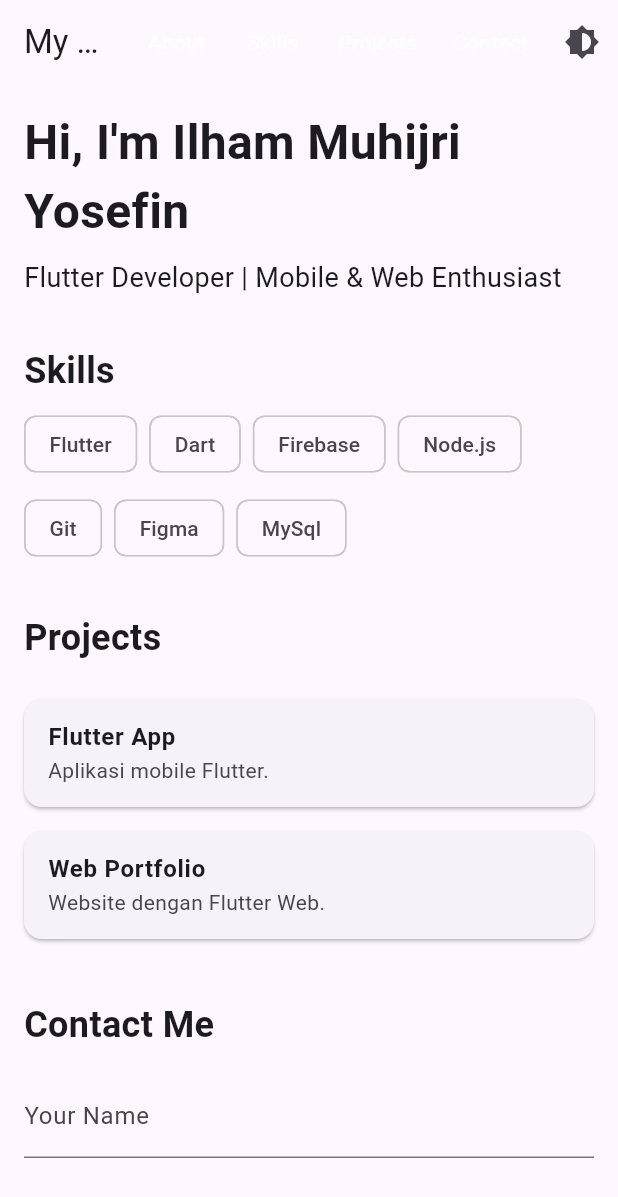
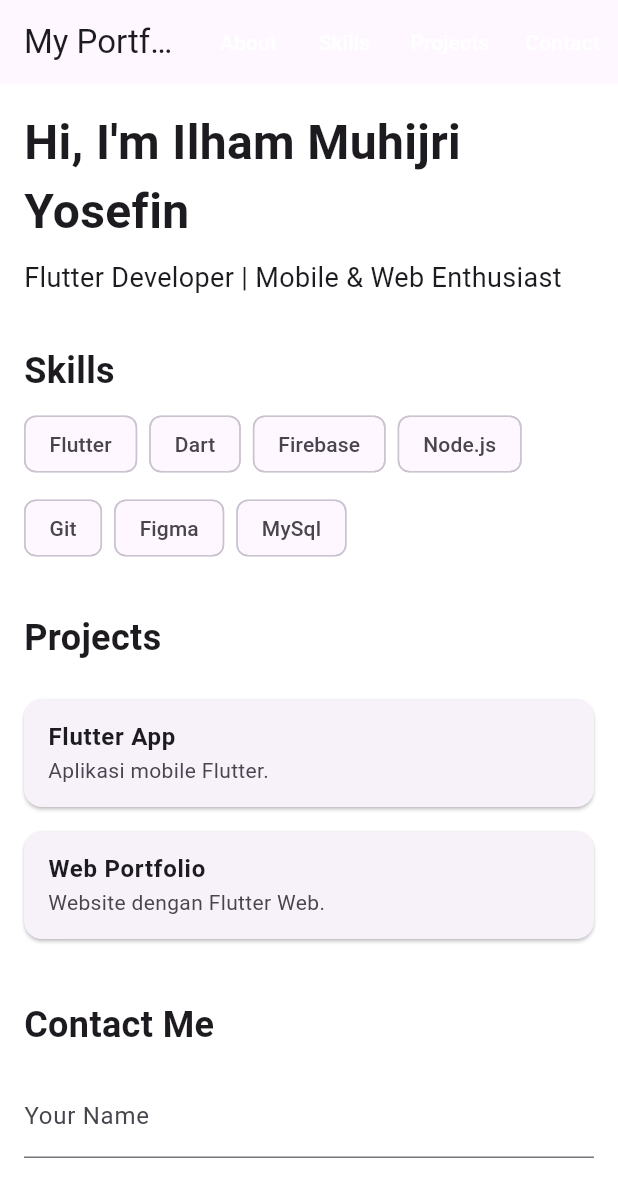
Before and after one commit to ilahammu/MyPorto, a Flutter app: the screen it shows after launch, on a phone screen of 412 x 824 dp. Shown: the top 1197 px of the screen. Run offline on Flutter 3.47's test engine with Material 3 defaults, Android fonts, the phone set to English and light mode, and no system bars; our stand-ins replace equatable, flutter_bloc.

Commit message:
sudah build

```diff
--- a/lib/Blocs/theme/theme.dart
+++ /dev/null
@@ -1,14 +0,0 @@
-import 'package:flutter/material.dart';
-import 'package:flutter_bloc/flutter_bloc.dart';
-
-abstract class ThemeEvent {}
-
-class ToggleTheme extends ThemeEvent {}
-
-class ThemeBloc extends Bloc<ThemeEvent, ThemeMode> {
-  ThemeBloc() : super(ThemeMode.light) {
-    on<ToggleTheme>((event, emit) {
-      emit(state == ThemeMode.dark ? ThemeMode.light : ThemeMode.dark);
-    });
-  }
-}
--- a/lib/main.dart
+++ b/lib/main.dart
@@ -1,6 +1,5 @@
 import 'package:flutter/material.dart';
 import 'package:flutter_bloc/flutter_bloc.dart';
-import 'blocs/theme/theme.dart';
 import 'blocs/navigation/navigation.dart';
 import 'blocs/project/project_bloc.dart';
 import 'blocs/contact/contact_form_bloc.dart';
@@ -9,7 +8,6 @@ import 'pages/home_page.dart';
 void main() {
   runApp(MultiBlocProvider(
     providers: [
-      BlocProvider(create: (_) => ThemeBloc()),
       BlocProvider(create: (_) => NavigationCubit()),
       BlocProvider(create: (_) => ProjectBloc()..add(LoadProjects())),
       BlocProvider(create: (_) => ContactFormBloc()),
@@ -23,16 +21,16 @@ class MyApp extends StatelessWidget {
 
   @override
   Widget build(BuildContext context) {
-    return BlocBuilder<ThemeBloc, ThemeMode>(
-      builder: (context, mode) {
-        return MaterialApp(
-          debugShowCheckedModeBanner: false,
-          themeMode: mode,
-          theme: ThemeData.light(),
-          darkTheme: ThemeData.dark(),
-          home: const HomePage(),
-        );
-      },
+    return MaterialApp(
+      title: 'Portfolio Saya',
+      theme: ThemeData(
+        brightness: Brightness.light,
+        primarySwatch: Colors.indigo,
+        scaffoldBackgroundColor: Colors.white,
+        useMaterial3: true,
+      ),
+      home: const HomePage(),
+      debugShowCheckedModeBanner: false,
     );
   }
 }
--- a/lib/pages/home_page.dart
+++ b/lib/pages/home_page.dart
@@ -1,7 +1,6 @@
 import 'package:flutter/material.dart';
 import 'package:flutter_bloc/flutter_bloc.dart';
 import '../blocs/project/project_bloc.dart';
-import '../blocs/theme/theme.dart';
 import '../widgets/project_card.dart';
 import '../widgets/contact_saya.dart';
 
@@ -34,8 +33,6 @@ class _HomePageState extends State<HomePage> {
 
   @override
   Widget build(BuildContext context) {
-    final themeBloc = context.read<ThemeBloc>();
-
     return Scaffold(
       appBar: AppBar(
         title: const Text("My Portfolio"),
@@ -56,12 +53,6 @@ class _HomePageState extends State<HomePage> {
           TextButton(
             onPressed: () => scrollToSection(contactKey),
             child: const Text("Contact", style: TextStyle(color: Colors.white)),
-          ),
-          IconButton(
-            icon: const Icon(Icons.brightness_6),
-            onPressed: () {
-              themeBloc.add(ToggleTheme());
-            },
           ),
         ],
       ),
```
Also changed, not shown: package-lock.json (added).
